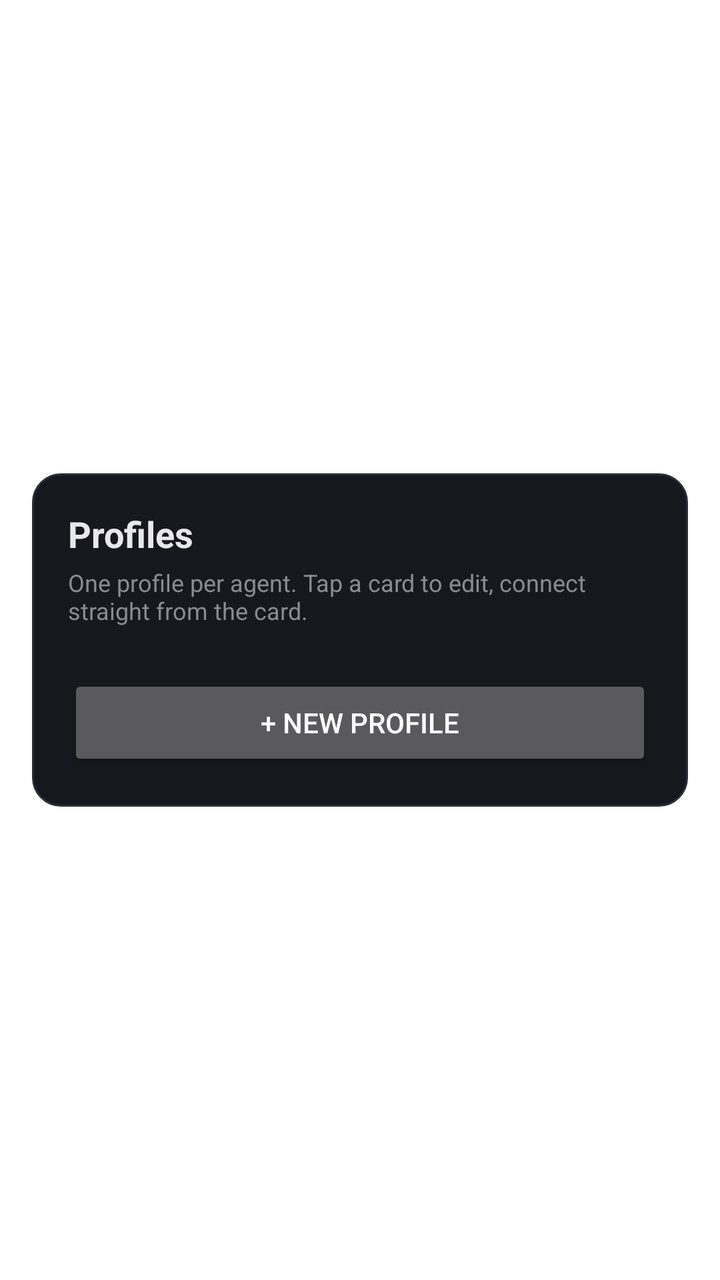
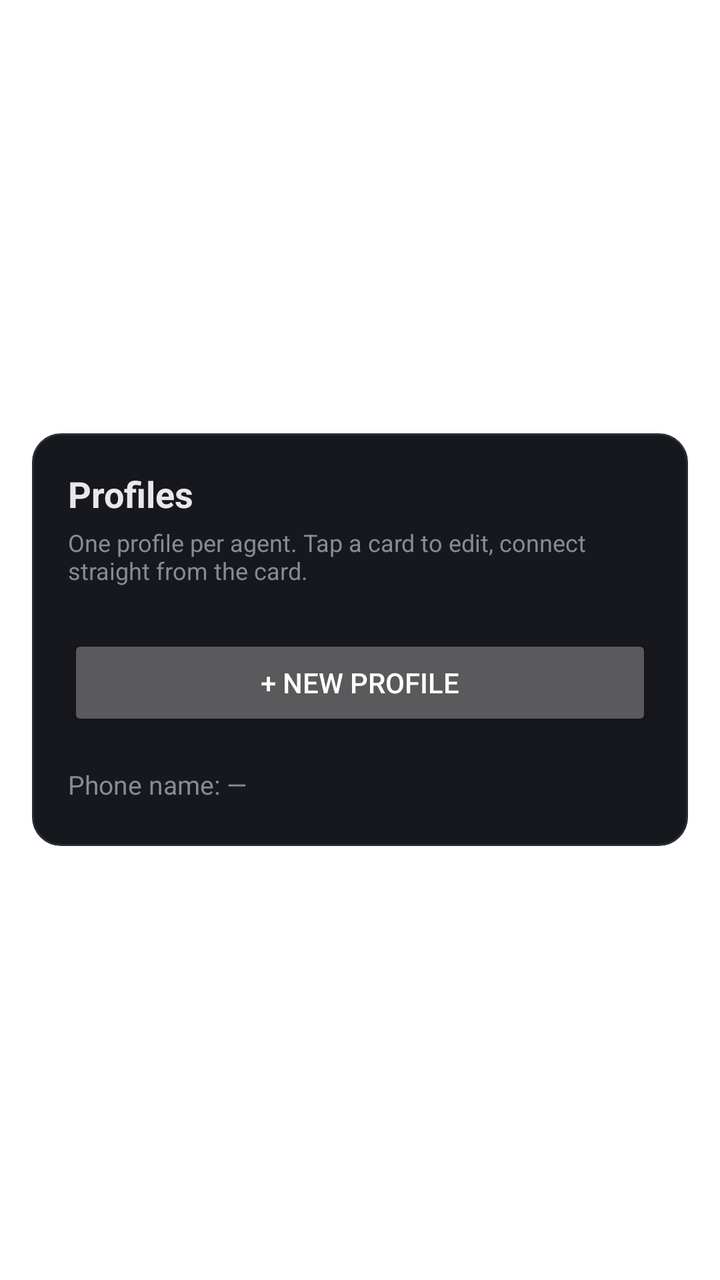

Two renders of the same Android screen: before a commit and after it. Below are the layout's source before the change and the commit's diff.
<!-- AndroidManifest.xml: activity theme Theme.Gadget.Settings -->
<!-- res/layout/activity_settings.xml -->
<?xml version="1.0" encoding="utf-8"?>
<FrameLayout xmlns:android="http://schemas.android.com/apk/res/android"
    android:layout_width="match_parent"
    android:layout_height="match_parent">

    
    <ScrollView
        android:id="@+id/pane_cards"
        android:layout_width="match_parent"
        android:layout_height="wrap_content"
        android:layout_gravity="center"
        android:layout_margin="16dp"
        android:maxWidth="620dp"
        android:background="@drawable/panel_bg"
        android:fillViewport="false">

        <LinearLayout
            android:layout_width="match_parent"
            android:layout_height="wrap_content"
            android:orientation="vertical"
            android:padding="18dp">

            <TextView
                android:layout_width="match_parent"
                android:layout_height="wrap_content"
                android:text="Profiles"
                android:textColor="#E8E8EC"
                android:textSize="18sp"
                android:textStyle="bold" />

            <TextView
                android:layout_width="match_parent"
                android:layout_height="wrap_content"
                android:layout_marginTop="4dp"
                android:text="One profile per agent. Tap a card to edit, connect straight from the card."
                android:textColor="#8A8A93"
                android:textSize="12sp" />

            <LinearLayout
                android:id="@+id/card_container"
                android:layout_width="match_parent"
                android:layout_height="wrap_content"
                android:layout_marginTop="12dp"
                android:orientation="vertical" />

            <TextView
                android:id="@+id/empty_hint"
                android:layout_width="match_parent"
                android:layout_height="wrap_content"
                android:layout_marginTop="8dp"
                android:text="No profiles yet. Add one below."
                android:textColor="#6A6A72"
                android:textSize="13sp"
                android:visibility="gone" />

            <Button
                android:id="@+id/btn_new"
                android:layout_width="match_parent"
                android:layout_height="wrap_content"
                android:layout_marginTop="12dp"
                android:text="+ New profile" />
        </LinearLayout>
    </ScrollView>

    
    <ScrollView
        android:id="@+id/pane_editor"
        android:layout_width="match_parent"
        android:layout_height="wrap_content"
        android:layout_gravity="center"
        android:layout_margin="16dp"
        android:maxWidth="620dp"
        android:background="@drawable/panel_bg"
        android:fillViewport="false"
        android:visibility="gone">

        <LinearLayout
            android:layout_width="match_parent"
            android:layout_height="wrap_content"
            android:orientation="vertical"
            android:padding="18dp">

            <LinearLayout
                android:layout_width="match_parent"
                android:layout_height="wrap_content"
                android:orientation="horizontal"
                android:gravity="center_vertical">

                <TextView
                    android:id="@+id/btn_back"
                    android:layout_width="wrap_content"
                    android:layout_height="wrap_content"
                    android:text="&#8249; Back"
                    android:textColor="#7FA0FF"
                    android:textSize="15sp"
                    android:paddingEnd="16dp"
                    android:clickable="true"
                    android:focusable="true" />

                <TextView
                    android:id="@+id/editor_title"
                    android:layout_width="0dp"
                    android:layout_height="wrap_content"
                    android:layout_weight="1"
                    android:text="New profile"
                    android:textColor="#E8E8EC"
                    android:textSize="16sp"
                    android:textStyle="bold" />
            </LinearLayout>

            <EditText
                android:id="@+id/f_name"
                android:layout_width="match_parent"
                android:layout_height="wrap_content"
                android:layout_marginTop="12dp"
                android:hint="Name (e.g. server · Hermes)"
                android:textColor="#E8E8EC"
                android:textColorHint="#6A6A72"
                android:background="@drawable/edit_bg"
                android:padding="10dp"
                android:inputType="text"
                android:textSize="14sp" />

            <EditText
                android:id="@+id/f_url"
                android:layout_width="match_parent"
                android:layout_height="wrap_content"
                android:layout_marginTop="8dp"
                android:hint="Server URL (ws://host:8765/gadget)"
                android:textColor="#E8E8EC"
                android:textColorHint="#6A6A72"
                android:background="@drawable/edit_bg"
                android:padding="10dp"
                android:inputType="textUri"
                android:textSize="14sp" />

            <EditText
                android:id="@+id/f_token"
                android:layout_width="match_parent"
                android:layout_height="wrap_content"
                android:layout_marginTop="8dp"
                android:hint="Access token (leave empty if none)"
                android:textColor="#E8E8EC"
                android:textColorHint="#6A6A72"
                android:background="@drawable/edit_bg"
                android:padding="10dp"
                android:inputType="text"
                android:imeOptions="actionDone"
                android:textSize="14sp" />

            <TextView
                android:layout_width="match_parent"
                android:layout_height="wrap_content"
                android:layout_marginTop="16dp"
                android:text="Head look"
                android:textColor="#E8E8EC"
                android:textSize="15sp"
                android:textStyle="bold" />

            <TextView
                android:layout_width="match_parent"
                android:layout_height="wrap_content"
                android:layout_marginTop="4dp"
                android:text="Make each agent instantly recognizable. Tap to preview live."
                android:textColor="#8A8A93"
                android:textSize="12sp" />

            <LinearLayout
                android:id="@+id/shape_row"
                android:layout_width="match_parent"
                android:layout_height="wrap_content"
                android:layout_marginTop="8dp"
                android:orientation="horizontal" />

            <LinearLayout
                android:id="@+id/color_row"
                android:layout_width="match_parent"
                android:layout_height="wrap_content"
                android:layout_marginTop="10dp"
                android:orientation="horizontal" />

            <LinearLayout
                android:layout_width="match_parent"
                android:layout_height="wrap_content"
                android:orientation="horizontal"
                android:layout_marginTop="14dp">

                <Button
                    android:id="@+id/btn_save"
                    android:layout_width="0dp"
                    android:layout_height="wrap_content"
                    android:layout_weight="1"
                    android:text="Save" />

                <Button
                    android:id="@+id/btn_delete"
                    android:layout_width="0dp"
                    android:layout_height="wrap_content"
                    android:layout_weight="1"
                    android:text="Delete" />
            </LinearLayout>

            <TextView
                android:id="@+id/settings_status"
                android:layout_width="match_parent"
                android:layout_height="wrap_content"
                android:textColor="#8A8A93"
                android:textSize="11sp"
                android:layout_marginTop="6dp" />
        </LinearLayout>
    </ScrollView>
</FrameLayout>
<!-- resources referenced by this layout -->
<resources>
  <!-- drawable edit_bg (drawable) -->
  <?xml version="1.0" encoding="utf-8"?>
  <shape xmlns:android="http://schemas.android.com/apk/res/android" android:shape="rectangle">
      <solid android:color="#1E2128" />
      <corners android:radius="8dp" />
      <stroke android:width="1dp" android:color="#2A2D35" />
  </shape>
  <!-- drawable panel_bg (drawable) -->
  <?xml version="1.0" encoding="utf-8"?>
  <shape xmlns:android="http://schemas.android.com/apk/res/android" android:shape="rectangle">
      <solid android:color="#16181D" />
      <corners android:radius="14dp" />
      <stroke android:width="1dp" android:color="#2A2D35" />
  </shape>
  <style name="Theme.Gadget.Settings" parent="Theme.AppCompat.NoActionBar">
          <item name="android:windowIsTranslucent">true</item>
          <item name="android:windowBackground">@android:color/transparent</item>
          <item name="android:windowNoTitle">true</item>
          <item name="android:backgroundDimEnabled">true</item>
          <item name="android:backgroundDimAmount">0.6</item>
          <item name="android:colorPrimary">#16181D</item>
          <item name="android:statusBarColor">@android:color/transparent</item>
          <item name="android:navigationBarColor">@android:color/transparent</item>
      </style>
</resources>

<!-- the commit's change to res/layout/activity_settings.xml (unified diff, before → after) -->
@@ -59,6 +59,17 @@
                 android:layout_height="wrap_content"
                 android:layout_marginTop="12dp"
                 android:text="+ New profile" />
+
+            
+            <TextView
+                android:id="@+id/row_device"
+                android:layout_width="match_parent"
+                android:layout_height="wrap_content"
+                android:layout_marginTop="14dp"
+                android:paddingVertical="4dp"
+                android:text="Phone name: —"
+                android:textColor="#8A8A93"
+                android:textSize="13sp" />
         </LinearLayout>
     </ScrollView>
 
